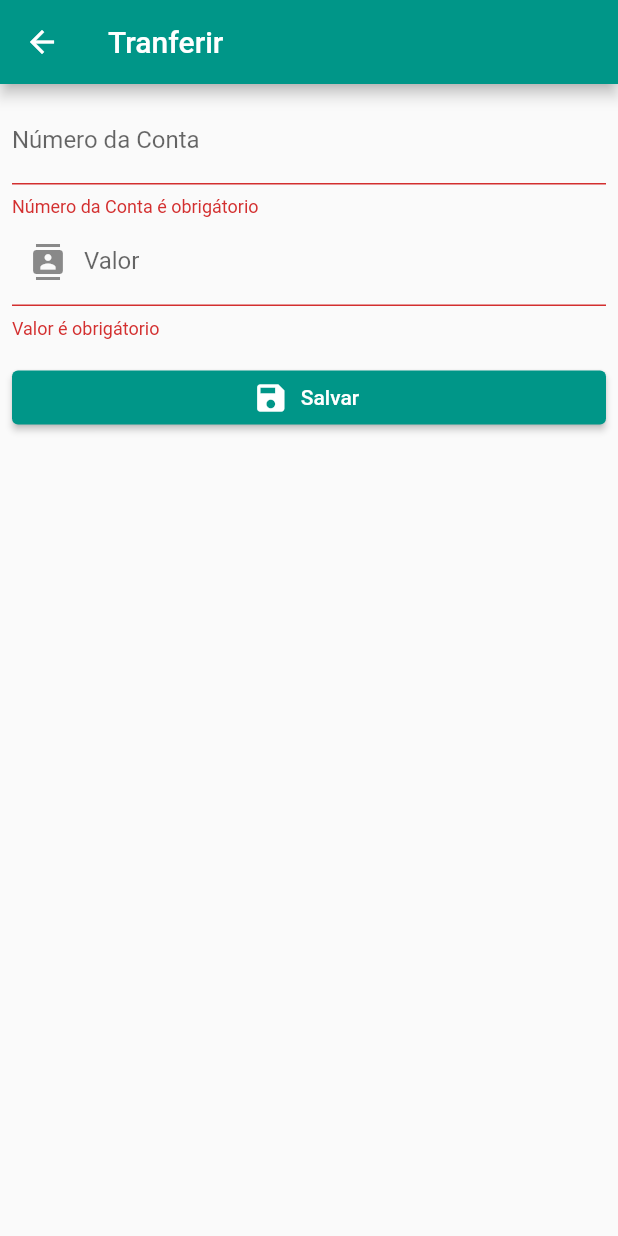
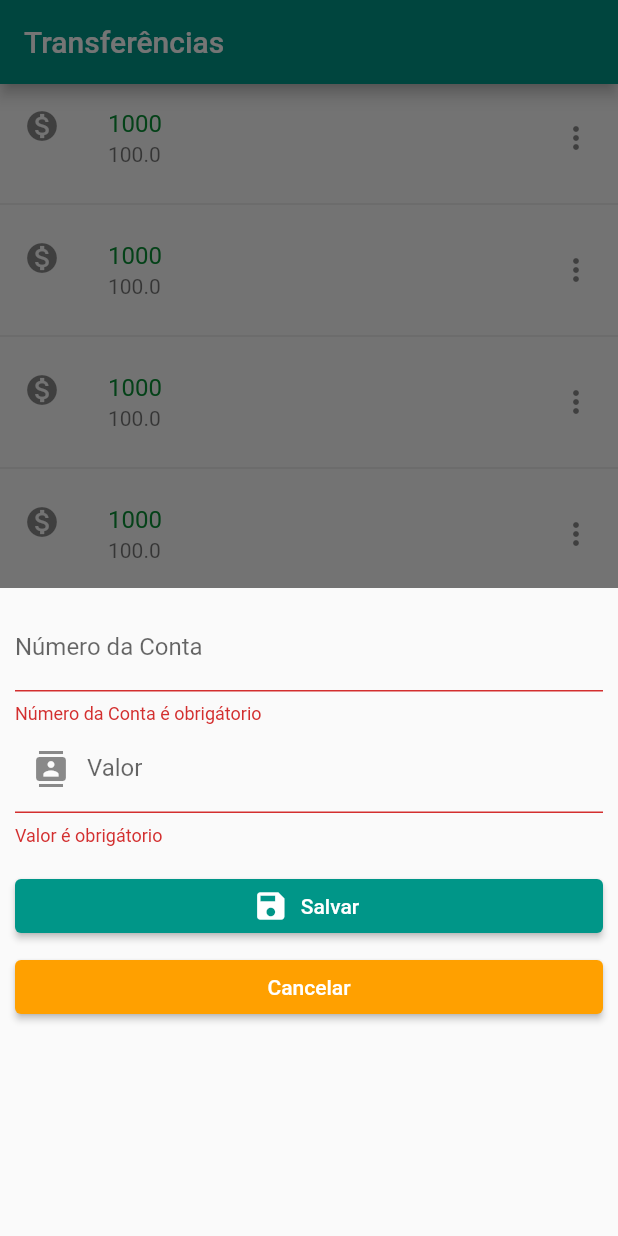
Before and after one commit to rasec23rj/bybank, a Flutter app: the screen it shows after launch, after a tap on the "add" icon, on a phone screen of 412 x 824 dp. Run offline on Flutter 3.47's test engine with Material 2 defaults, Android fonts, the phone set to English and light mode, and no system bars.

Commit message:
ajusdte de formulario

```diff
--- a/lib/main.dart
+++ b/lib/main.dart
@@ -11,7 +11,7 @@ class MyApp extends StatelessWidget {
   @override
   Widget build(BuildContext context) {
     return MaterialApp(
-      title: 'Flutter Demo',
+      title: 'App de Tranferências',
       theme: ThemeData(
         primarySwatch: Colors.teal,
       ),
--- a/lib/src/app/app.dart
+++ b/lib/src/app/app.dart
@@ -1,3 +1,4 @@
+import 'package:bytbank/src/app/tranferir.dart.dart';
 import 'package:bytbank/src/app/widget/card_widget.dart';
 import 'package:flutter/material.dart';
 
@@ -15,7 +16,26 @@ class App extends StatelessWidget {
       floatingActionButton: FloatingActionButton(
         child: Icon(Icons.add),
         onPressed: () {
-          Navigator.pushNamed(context, '/transferir');
+          // Navigator.pushNamed(context, '/transferir');
+          showModalBottomSheet<void>(
+            context: context,
+            builder: (BuildContext context) {
+              return SingleChildScrollView(
+                padding: EdgeInsets.all(10),
+                child: Container(
+                  height: MediaQuery.of(context).size.height / 2,
+                  child: Column(
+                    mainAxisAlignment: MainAxisAlignment.center,
+                    mainAxisSize: MainAxisSize.min,
+                    children: <Widget>[
+                      Expanded(child: Transferir(),) ,
+
+                    ],
+                  ),
+                ),
+              );
+            },
+          );
         },
       ),
     );
--- a/lib/src/app/tranferir.dart.dart
+++ b/lib/src/app/tranferir.dart.dart
@@ -1,3 +1,4 @@
+import 'package:bytbank/src/app/widget/card_widget.dart';
 import 'package:bytbank/src/app/widget/formModelo.dart';
 import 'package:flutter/material.dart';
 
@@ -17,26 +18,27 @@ class _TransferirState extends State<Transferir> {
     if (_formKey.currentState.validate()) {
       debugPrint('${numeroConta}');
       debugPrint('${valor}');
+      Navigator.of(context).pop();
     }
+
   }
+
 
   @override
   Widget build(BuildContext context) {
-    return Scaffold(
-      appBar: AppBar(
-        backgroundColor: Theme.of(context).primaryColor,
-        title: Text('Tranferir '),
-      ),
-      body: Form(
+    return Container(
+      child:
+      Form(
         key: _formKey,
         child: Padding(
-          padding: const EdgeInsets.all(8.0),
+          padding: const EdgeInsets.all(0),
           child: Column(
             children: [
               FormModelo(
                 _numeroContaController,
                 'Número da Conta',
                 dica: '0000',
+                textInputType: TextInputType.number,
               ),
               FormModelo(
                 _valorController,
@@ -46,8 +48,10 @@ class _TransferirState extends State<Transferir> {
                 textInputType: TextInputType.number,
               ),
               Container(
-                padding: EdgeInsets.only(top: 15),
+                margin: EdgeInsets.only(top: 1),
+                padding: EdgeInsets.only(top: 15, bottom: 1),
                 width: MediaQuery.of(context).size.width,
+
                 child: ElevatedButton.icon(
                     onPressed: () {
                       _submit(
@@ -55,7 +59,20 @@ class _TransferirState extends State<Transferir> {
                     },
                     icon: Icon(Icons.save),
                     label: Text('Salvar')),
-              )
+              ),
+              Container(
+                padding: EdgeInsets.only(top: 5),
+                width: MediaQuery.of(context).size.width,
+                child:
+                ElevatedButton(
+                  style:ButtonStyle(
+                    backgroundColor: MaterialStateProperty.all<Color>(Colors.amber[700]),
+                  ),
+                  child: const Text('Cancelar'),
+                  onPressed: () => Navigator.pop(context),
+
+                ),
+              ),
             ],
           ),
         ),
--- a/lib/src/app/widget/cardValores_widget.dart
+++ b/lib/src/app/widget/cardValores_widget.dart
@@ -11,11 +11,12 @@ class CardValoreswidget extends StatelessWidget {
 
   @override
   Widget build(BuildContext context) {
-    return Card(
-      elevation: 5.5,
-      shadowColor: Colors.tealAccent[700],
-      borderOnForeground: true,
-      child: ListTile(
+    return ListView.separated(
+      itemCount: 23,
+      itemBuilder: (BuildContext context, int index) {
+         return Column(
+            children: [
+              ListTile(
                 leading: Icon(Icons.monetization_on),
                 title: Text(
                   '${_tranferencia.numeroConta}',
@@ -24,6 +25,13 @@ class CardValoreswidget extends StatelessWidget {
                 subtitle: Text('${_tranferencia.valor}'),
                 trailing: Icon(Icons.more_vert),
               ),
+
+            ],
+          );
+      },
+      separatorBuilder: (BuildContext context, int index) => const Divider(),
+
+
     );
   }
 }
--- a/lib/src/app/widget/card_widget.dart
+++ b/lib/src/app/widget/card_widget.dart
@@ -7,13 +7,8 @@ class Cardwidget extends StatelessWidget {
 
   @override
   Widget build(BuildContext context) {
-    return Column(
-      children: <Widget>[
-        CardValoreswidget((Tranferencia(100.00, 1000))),
-        CardValoreswidget((Tranferencia(200.00, 2000))),
-        CardValoreswidget((Tranferencia(300.00, 3000))),
-      ],
-    );
+    return CardValoreswidget((Tranferencia(100.00, 1000)));
+
   }
 }
 
--- a/lib/src/app/widget/formModelo.dart
+++ b/lib/src/app/widget/formModelo.dart
@@ -1,6 +1,8 @@
+import 'package:bytbank/src/utils/regex.dart';
 import 'package:flutter/material.dart';
 
 class FormModelo extends StatelessWidget {
+  Regex regex;
   TextEditingController controller;
   String rotulo;
   String dica;
@@ -29,12 +31,12 @@ class FormModelo extends StatelessWidget {
       autovalidateMode: AutovalidateMode.always,
       onChanged: (value) {},
       onSaved: (String value) {},
-      validator: (String value) {
-        if (value == null || value.isEmpty) {
-          return '$rotulo é obrigátorio';
-        }
-        return null;
-      },
+      validator: (value) => value.isEmpty
+            ? '$rotulo é obrigátorio'
+            : (numberRegExp.hasMatch(value)
+            ? null
+            : 'Somente números')
     );
   }
 }
+RegExp numberRegExp = RegExp(r'\d');
--- /dev/null
+++ b/lib/src/utils/regex.dart
@@ -0,0 +1,8 @@
+import 'package:flutter/cupertino.dart';
+
+class Regex extends ChangeNotifier{
+   RegExp nameRegExp = RegExp('[a-zA-Z]');
+// or RegExp(r'\p{L}'); // see https://stackoverflow.com/questions/3617797/regex-to-match-only-letters
+   RegExp numberRegExp = RegExp(r'\d');
+  notifyListeners();
+}
--- a/pubspec.yaml
+++ b/pubspec.yaml
@@ -1,5 +1,5 @@
 name: bytbank
-description: A new Flutter project.
+description: Aplicatico para tranferências.
 
 # The following line prevents the package from being accidentally published to
 # pub.dev using `pub publish`. This is preferred for private packages.
```
Lines whose indentation alone changed are shown as unchanged.
